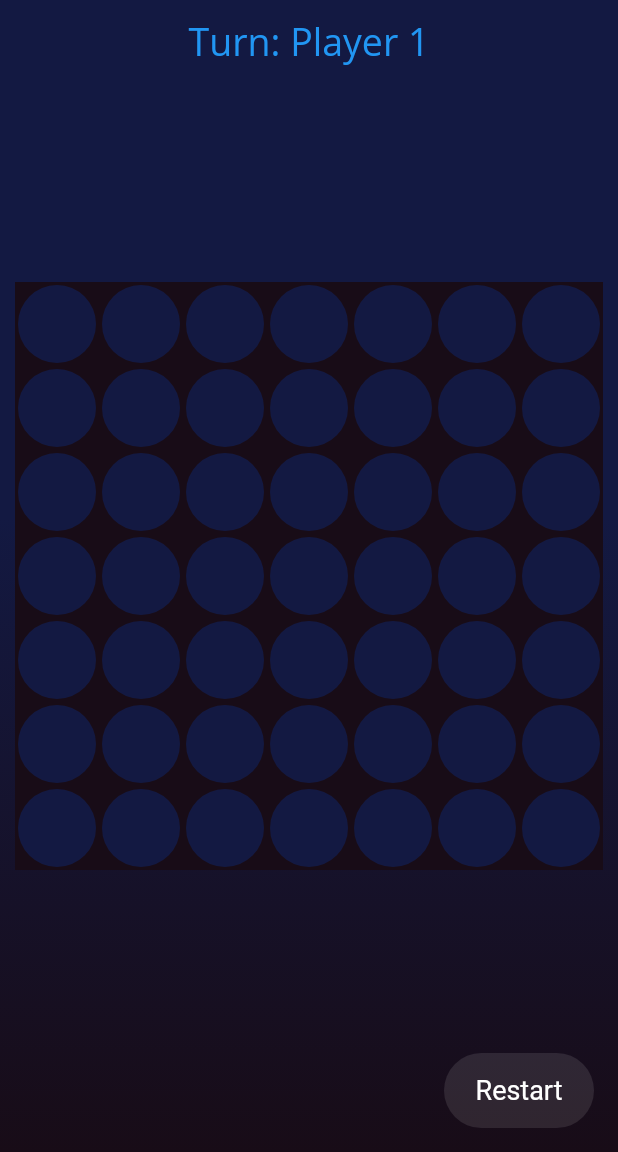
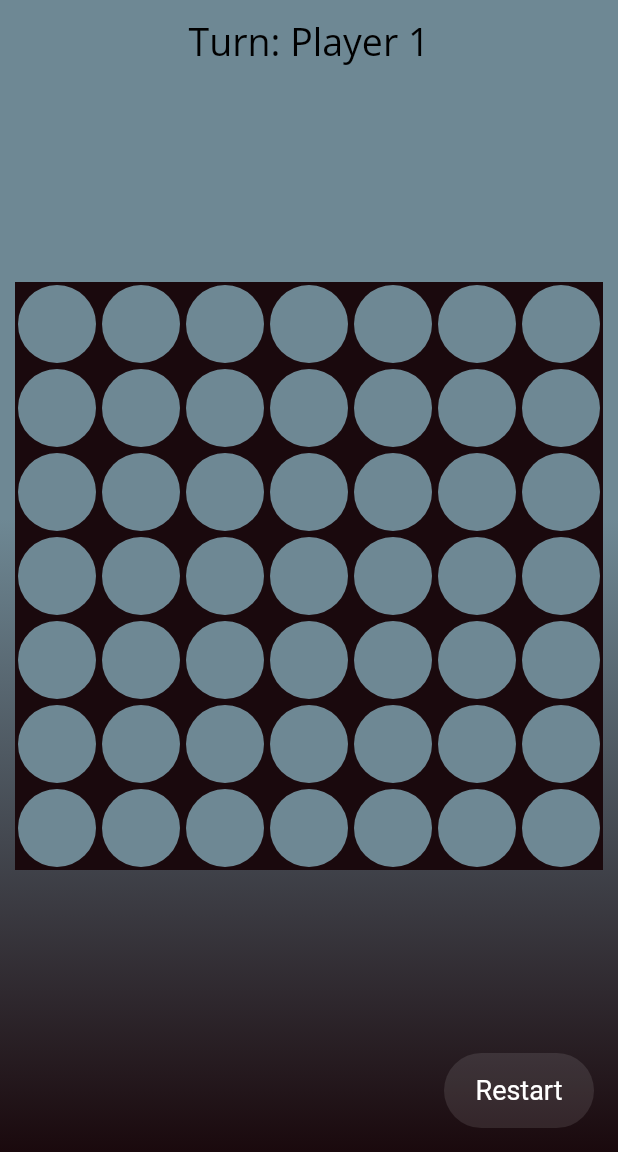
Before and after one commit to samitkapoor/connect4, a Flutter app: the screen it shows after launch, on a phone screen of 412 x 824 dp, the part 84-1236 px from its top. Run offline on Flutter 3.47's test engine with Material 2 defaults, Android fonts, the phone set to English and light mode, and no system bars; our stand-ins replace google_fonts.

Commit message:
Color change

```diff
--- a/lib/components/game_board.dart
+++ b/lib/components/game_board.dart
@@ -78,22 +78,20 @@ class GameBoardState extends State<GameBoard> {
                               row: coin['row'] as int,
                               column: coin['column'] as int,
                               selected: true,
-                              // color: const Color(0xff01bfbf),
-                              color: Colors.blue,
+                              color: const Color(0xffffa69e),
                             )
                           : (coin['value'] == 2)
                               ? Coin(
                                   row: coin['row'] as int,
                                   column: coin['column'] as int,
                                   selected: true,
-                                  // color: const Color(0xfff49880),
-                                  color: Colors.green,
+                                  color: const Color(0xffb6eea6),
                                 )
                               : Coin(
                                   row: coin['row'] as int,
                                   column: coin['column'] as int,
                                   selected: true,
-                                  color: Colors.yellow,
+                                  color: Colors.red,
                                 ),
                 ),
               );
--- a/lib/components/player_turn_widget.dart
+++ b/lib/components/player_turn_widget.dart
@@ -18,7 +18,7 @@ class PlayerTurnWidgetState extends State<PlayerTurnWidget> {
     return Text(
       'Turn: Player $player',
       style: GoogleFonts.openSans(
-        color: (player == 1) ? Colors.blue : Colors.green,
+        color: Colors.black,
         fontWeight: FontWeight.w400,
         fontSize: 25,
       ),
--- a/lib/main.dart
+++ b/lib/main.dart
@@ -14,9 +14,9 @@ class Connect4 extends StatelessWidget {
     return MaterialApp(
       debugShowCheckedModeBanner: false,
       theme: ThemeData(
-        scaffoldBackgroundColor: const Color(0xff131942),
+        scaffoldBackgroundColor: const Color(0xff6E8894),
         appBarTheme: const AppBarTheme(
-          backgroundColor: Color(0xff180c17),
+          backgroundColor: Color(0xff1a090d),
           centerTitle: true,
         ),
       ),
```
